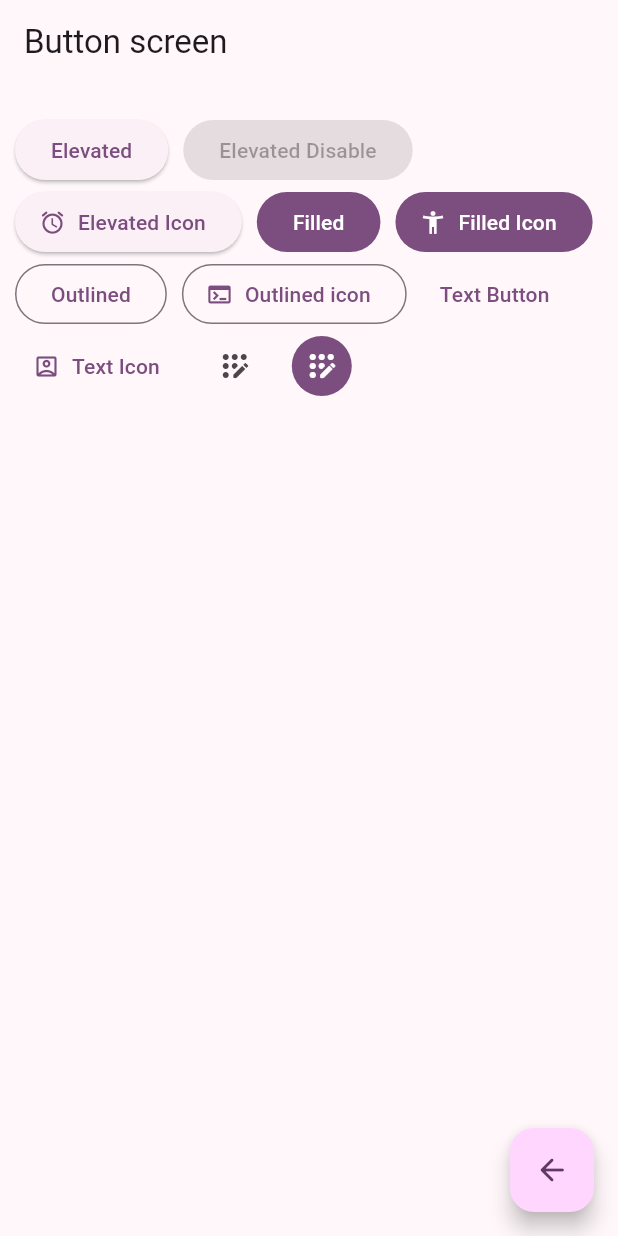
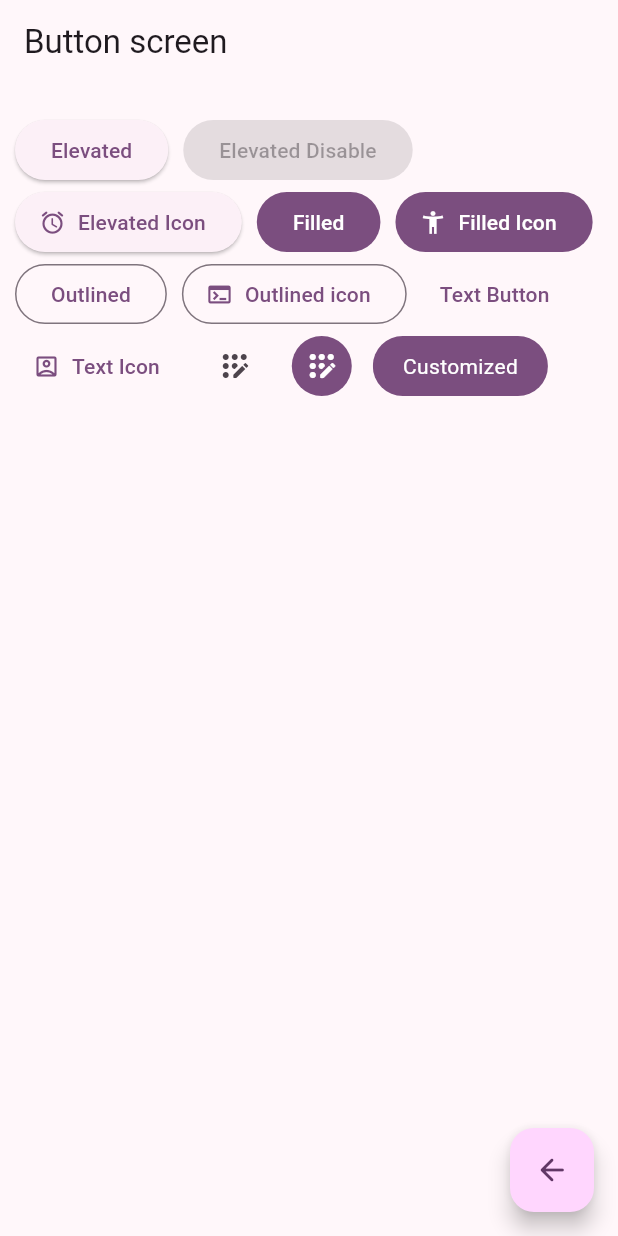
Before and after one commit to locojuhi/widgets_app, a Flutter app: the ButtonsScreen screen opened by its route, on a phone screen of 412 x 824 dp. Run offline on Flutter 3.47's test engine with Material 3 defaults, Android fonts, the phone set to English and light mode, and no system bars; our stand-ins replace go_router.

Commit message:
Video 127

```diff
--- a/lib/presentations/screens/buttons/buttons_screen.dart
+++ b/lib/presentations/screens/buttons/buttons_screen.dart
@@ -12,9 +12,9 @@ class ButtonsScreen extends StatelessWidget {
       appBar: AppBar(
         title: const Text('Button screen'),
       ),
-      body: _ButtonsView(),
+      body: const _ButtonsView(),
       floatingActionButton: FloatingActionButton(
-        child: Icon(Icons.arrow_back_rounded),
+        child: const Icon(Icons.arrow_back_rounded),
         onPressed: (){
           context.pop();
         },
@@ -78,11 +78,33 @@ class _ButtonsView extends StatelessWidget {
               backgroundColor: MaterialStatePropertyAll(color.primary),
               iconColor: const MaterialStatePropertyAll(Colors.white),
             ),
-          )
-
-
+          ),
+          CustomButton()
         ],
       ),
     );
   }
 }
+
+class CustomButton extends StatelessWidget {
+  const CustomButton({super.key});
+
+  @override
+  Widget build(BuildContext context) {
+    final colors = Theme.of(context).colorScheme;
+
+    return  ClipRRect(
+      borderRadius: BorderRadius.circular(20),
+      child: Material(
+        color: colors.primary,
+        child: InkWell(
+          onTap: () {},
+          child: const Padding(
+            padding: EdgeInsets.symmetric( horizontal: 20, vertical: 10),
+            child: Text('Customized', style: TextStyle(color: Colors.white)),
+          ),
+        ),
+      ),
+    );
+  }
+}
```
